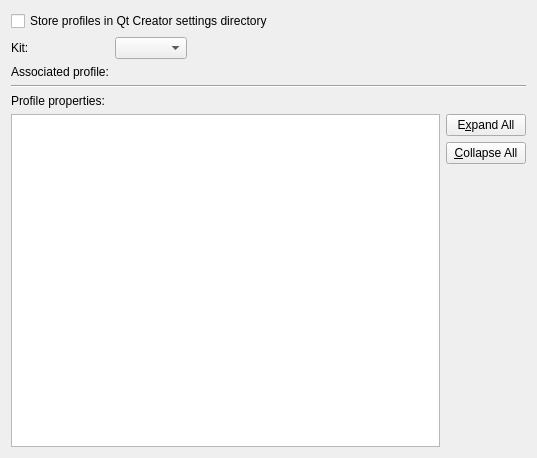
Old version of the form src/plugins/qbsprojectmanager/qbsprofilessettingswidget.ui in the repository qt-creator/qt-creator.
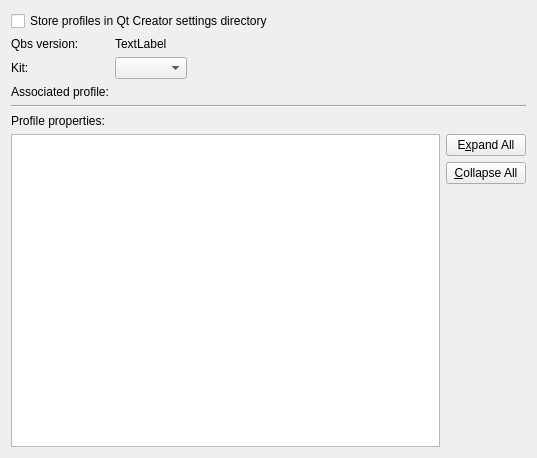
New version of the form.

Patch:
```diff
--- a/src/plugins/qbsprojectmanager/qbsprofilessettingswidget.ui
+++ b/src/plugins/qbsprojectmanager/qbsprofilessettingswidget.ui
@@ -23,14 +23,14 @@
    </item>
    <item>
     <layout class="QFormLayout" name="formLayout">
-     <item row="0" column="0">
+     <item row="1" column="0">
       <widget class="QLabel" name="kitLabel">
        <property name="text">
         <string>Kit:</string>
        </property>
       </widget>
      </item>
-     <item row="0" column="1">
+     <item row="1" column="1">
       <layout class="QHBoxLayout" name="horizontalLayout">
        <item>
         <widget class="QComboBox" name="kitsComboBox"/>
@@ -50,20 +50,34 @@
        </item>
       </layout>
      </item>
-     <item row="1" column="0">
+     <item row="2" column="0">
       <widget class="QLabel" name="profileKeyLabel">
        <property name="text">
         <string>Associated profile:</string>
        </property>
       </widget>
      </item>
-     <item row="1" column="1">
+     <item row="2" column="1">
       <widget class="QLabel" name="profileValueLabel">
        <property name="text">
         <string/>
        </property>
       </widget>
      </item>
+     <item row="0" column="0">
+      <widget class="QLabel" name="versionKeyLabel">
+       <property name="text">
+        <string>Qbs version:</string>
+       </property>
+      </widget>
+     </item>
+     <item row="0" column="1">
+      <widget class="QLabel" name="versionValueLabel">
+       <property name="text">
+        <string>TextLabel</string>
+       </property>
+      </widget>
+     </item>
     </layout>
    </item>
    <item>
```
